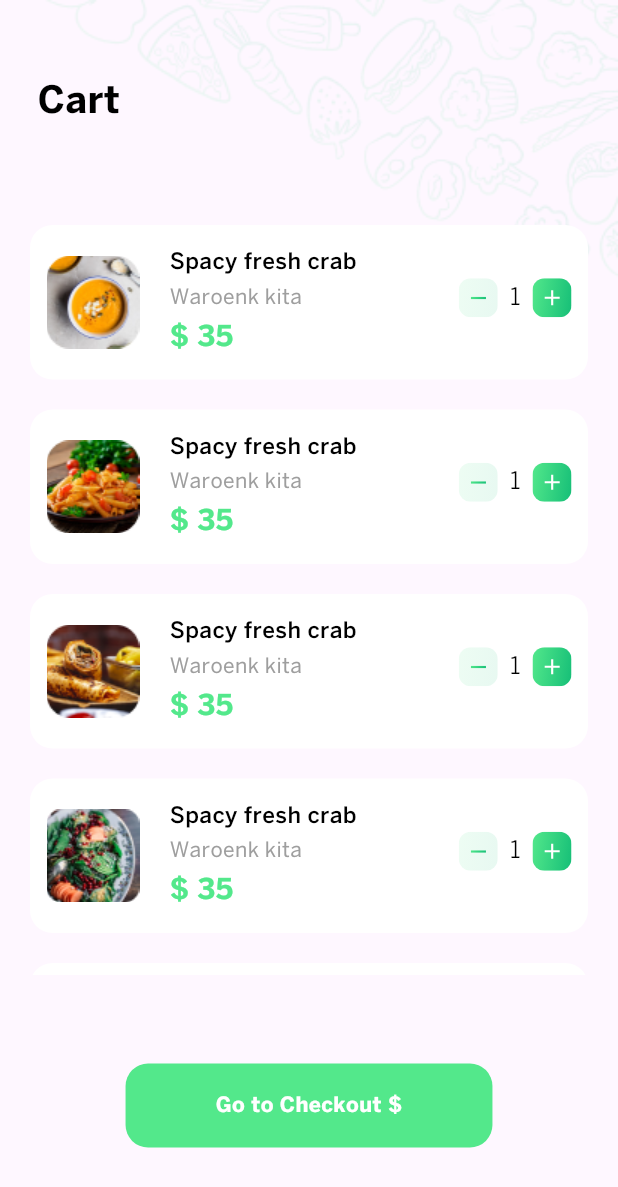
After one commit to elsankary02/Food_Ninga, a Flutter app: the Cart screen opened directly, on a phone screen of 412 x 824 dp. The commit adds this screen. Shown: the top 1187 px of the screen. Run offline on Flutter 3.47's test engine with Material 3 defaults, Android fonts, the phone set to English and light mode, and no system bars; drawn by our look-alikes of flutter_slidable; our stand-ins replace flutter_bloc, flutter_svg, salomon_bottom_bar, shared_preferences; accounts and stored records are empty.

Commit message:
add and display flutter slidable in my project

```diff
--- /dev/null
+++ b/lib/features/tabs/cart_tab/slidable_cart/model/slidable_model.dart
@@ -0,0 +1,13 @@
+class SlidableModel {
+  final String image;
+
+  SlidableModel({required this.image});
+}
+
+List<SlidableModel> items = [
+  SlidableModel(image: 'assets/images/Photo_Soup.png'),
+  SlidableModel(image: 'assets/images/Photo_Salad.png'),
+  SlidableModel(image: 'assets/images/Photo_Shawirma.png'),
+  SlidableModel(image: 'assets/images/Photo_Veg.png'),
+  SlidableModel(image: 'assets/images/Photo_Menu_profile.png'),
+];
--- /dev/null
+++ b/lib/features/tabs/cart_tab/slidable_cart/widget/slidable_widget.dart
@@ -0,0 +1,137 @@
+import 'package:flutter/material.dart';
+import 'package:flutter_slidable/flutter_slidable.dart';
+import 'package:food_ninga/core/utils/color_manger.dart';
+import 'package:food_ninga/core/utils/text_manger.dart';
+import 'package:food_ninga/features/tabs/cart_tab/screens/widgets/quantity_counter_widget.dart';
+import 'package:food_ninga/features/tabs/cart_tab/slidable_cart/model/slidable_model.dart';
+
+enum Action { delete, archive }
+
+class SlidableWidget extends StatefulWidget {
+  const SlidableWidget({super.key});
+
+  @override
+  State<SlidableWidget> createState() => _SlidableWidgetState();
+}
+
+class _SlidableWidgetState extends State<SlidableWidget> {
+  int quantity = 1;
+  List<SlidableModel> addCart = items;
+  @override
+  Widget build(BuildContext context) {
+    final theme = Theme.of(context);
+    return Padding(
+      padding: const EdgeInsets.only(top: 150),
+      child: SizedBox(
+        height: 500,
+        child: ListView.builder(
+          padding: const EdgeInsets.symmetric(horizontal: 20),
+          physics: const BouncingScrollPhysics(),
+          scrollDirection: Axis.vertical,
+          itemCount: addCart.length,
+          itemBuilder: (context, index) {
+            final users = addCart[index];
+            return Padding(
+              padding: const EdgeInsets.only(bottom: 20),
+              child: Slidable(
+                startActionPane: ActionPane(
+                  motion: const StretchMotion(),
+                  children: [
+                    SlidableAction(
+                      borderRadius: BorderRadius.circular(22),
+                      onPressed: (context) {
+                        return removeCard(index, Action.archive);
+                      },
+                      backgroundColor: Colors.blue[400]!,
+                      icon: Icons.archive,
+                      foregroundColor: Colors.white,
+                    ),
+                  ],
+                ),
+                endActionPane: ActionPane(
+                  motion: const StretchMotion(),
+                  children: [
+                    SlidableAction(
+                      borderRadius: BorderRadius.circular(22),
+                      onPressed: (context) {
+                        return removeCard(index, Action.delete);
+                      },
+                      backgroundColor: ColorManger.kGoldColor,
+                      icon: Icons.delete,
+                      foregroundColor: Colors.white,
+                    ),
+                  ],
+                ),
+                child: Container(
+                  padding: const EdgeInsets.symmetric(horizontal: 11),
+                  width: double.infinity,
+                  height: 103,
+                  decoration: BoxDecoration(
+                    color: theme.primaryColor,
+                    borderRadius: BorderRadius.circular(15),
+                  ),
+                  child: Row(
+                    children: [
+                      Image.asset(users.image),
+                      const SizedBox(
+                        width: 20,
+                      ),
+                      Expanded(
+                        child: Column(
+                          mainAxisAlignment: MainAxisAlignment.center,
+                          crossAxisAlignment: CrossAxisAlignment.start,
+                          children: [
+                            Text(
+                              'Spacy fresh crab',
+                              style: TextManger.textstyle15Medium
+                                  .copyWith(color: theme.hintColor),
+                            ),
+                            Row(
+                              mainAxisAlignment: MainAxisAlignment.spaceBetween,
+                              children: [
+                                const Expanded(
+                                  child: Text(
+                                    'Waroenk kita',
+                                    style: TextManger.textstyle14Regular,
+                                  ),
+                                ),
+                                QuantityCounterWidget(
+                                  onValueChanged: (value) {
+                                    setState(() {
+                                      quantity = value;
+                                    });
+                                  },
+                                ),
+                              ],
+                            ),
+                            Text(
+                              '\$ $totalPrice',
+                              style: TextManger.textstyle19Bold,
+                            ),
+                          ],
+                        ),
+                      )
+                    ],
+                  ),
+                ),
+              ),
+            );
+          },
+        ),
+      ),
+    );
+  }
+
+  void removeCard(int index, Action action) {
+    // ignore: unused_local_variable
+    final users = addCart[index];
+
+    setState(
+      () {
+        addCart.removeAt(index);
+      },
+    );
+  }
+
+  int get totalPrice => 35 * quantity;
+}
--- a/pubspec.yaml
+++ b/pubspec.yaml
@@ -32,6 +32,7 @@ dependencies:
   flutter:
     sdk: flutter
   flutter_bloc: ^8.1.6
+  flutter_slidable: ^3.1.1
   flutter_svg: ^2.0.10+1
   salomon_bottom_bar: ^3.3.2
   shared_preferences: ^2.3.2
```
Also changed, not shown: lib/features/tabs/cart_tab/cart.dart (+8 -35 lines), lib/features/tabs/cart_tab/screens/widgets/cart_menu_widget.dart (deleted, +0 -73 lines), lib/features/tabs/home_tab/screens/appbar_home_screen.dart (+5 -5 lines), pubspec.lock.
